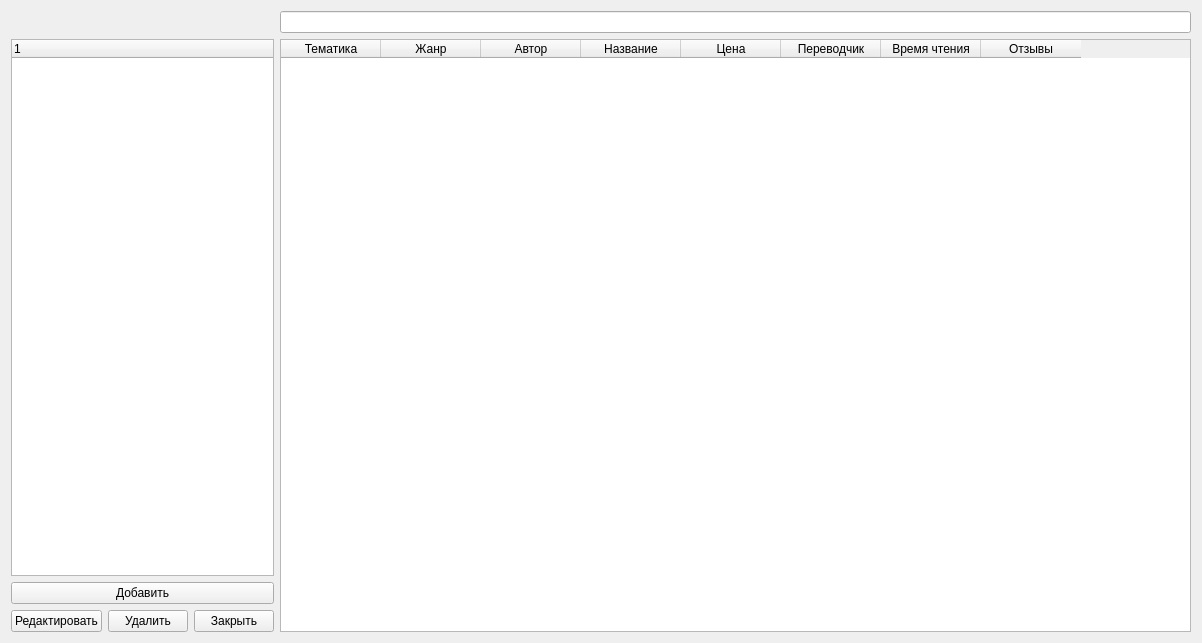
Old version of the form widget.ui in the repository understanding12/project_library_0.
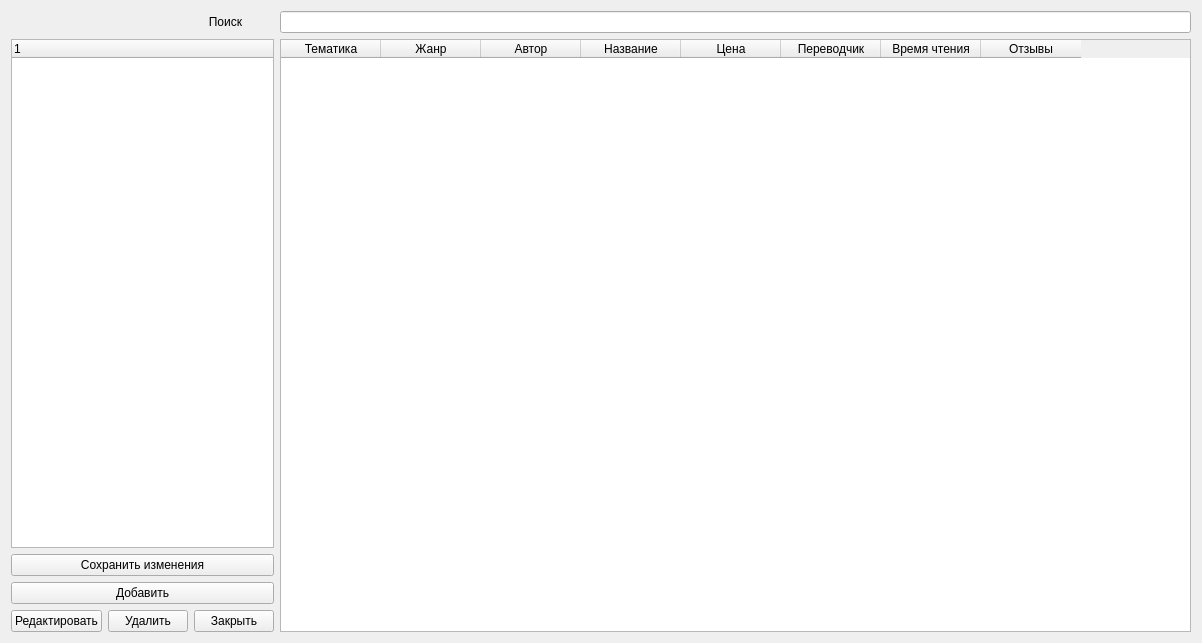
New version of the form.

Commit message: Поиск теперь для любого регистра, + кнопка сохранения

The edit to the form file:
```diff
--- a/widget.ui
+++ b/widget.ui
@@ -14,6 +14,9 @@
    <string>Widget</string>
   </property>
   <layout class="QFormLayout" name="formLayout">
+   <item row="0" column="1">
+    <widget class="QLineEdit" name="searchLine"/>
+   </item>
    <item row="1" column="0">
     <layout class="QVBoxLayout" name="verticalLayout">
      <item>
@@ -25,6 +28,13 @@
        </column>
       </widget>
      </item>
+     <item>
+      <widget class="QPushButton" name="saveButton">
+       <property name="text">
+        <string>Сохранить изменения</string>
+       </property>
+      </widget>
+     </item>
      <item>
       <widget class="QPushButton" name="addBook">
        <property name="text">
@@ -103,8 +113,24 @@
      </column>
     </widget>
    </item>
-   <item row="0" column="1">
-    <widget class="QLineEdit" name="searchLine"/>
+   <item row="0" column="0">
+    <widget class="QLabel" name="searchLabel">
+     <property name="sizePolicy">
+      <sizepolicy hsizetype="Preferred" vsizetype="Preferred">
+       <horstretch>0</horstretch>
+       <verstretch>0</verstretch>
+      </sizepolicy>
+     </property>
+     <property name="layoutDirection">
+      <enum>Qt::LayoutDirection::LeftToRight</enum>
+     </property>
+     <property name="text">
+      <string>                                                           Поиск</string>
+     </property>
+     <property name="alignment">
+      <set>Qt::AlignmentFlag::AlignRight|Qt::AlignmentFlag::AlignTrailing|Qt::AlignmentFlag::AlignVCenter</set>
+     </property>
+    </widget>
    </item>
   </layout>
  </widget>
```
The commit also changes 9 other files.
